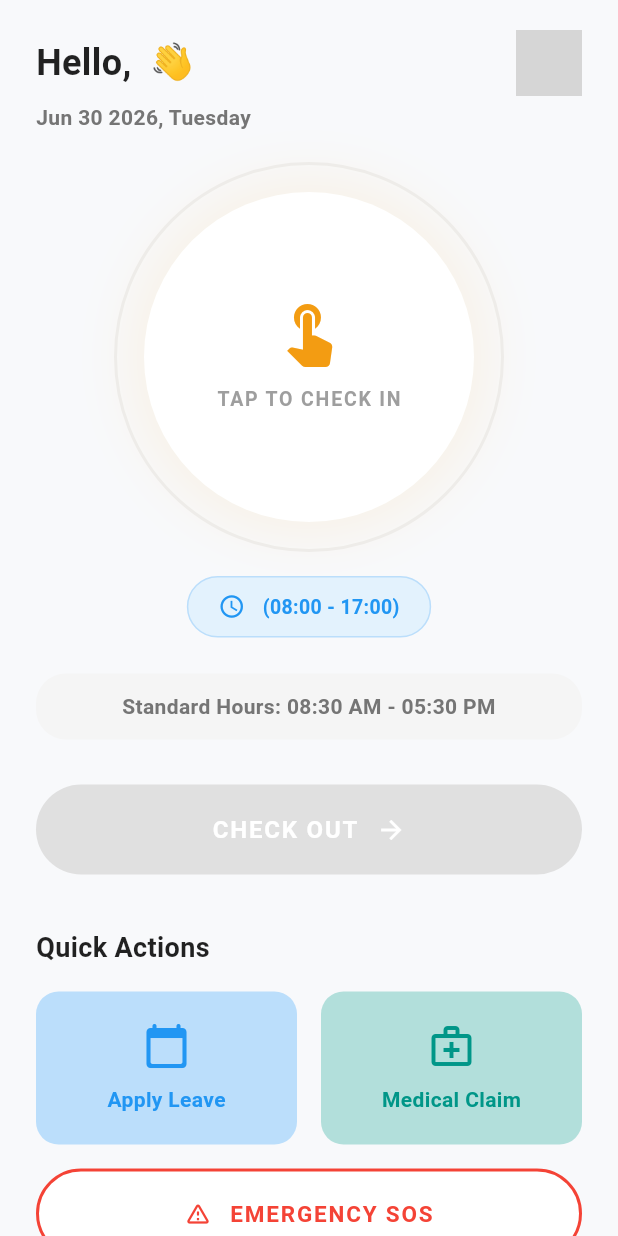
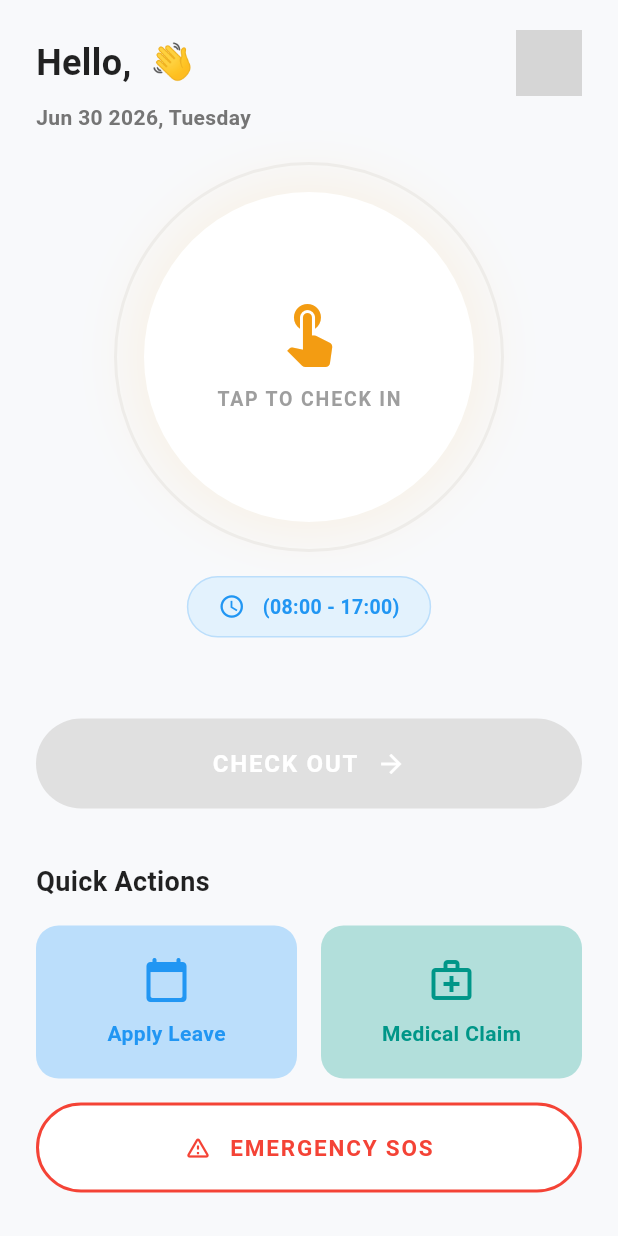
Before and after one commit to OnTime-HR/OnTime, a Flutter app: the EmployeeDashboard screen opened directly, on a phone screen of 412 x 824 dp. Run offline on Flutter 3.47's test engine with Material 3 defaults, Android fonts, the phone set to English and light mode, and no system bars; our stand-ins replace cloud_firestore, csv, file_picker, firebase_auth, firebase_core, firebase_storage and 7 more; accounts and stored records are empty; network calls fail; grey boxes are pictures that could not be loaded.

Commit message:
updated dashboards

```diff
--- a/lib/employee/employee_dashboard.dart
+++ b/lib/employee/employee_dashboard.dart
@@ -454,15 +454,25 @@ class _EmployeeDashboardState extends State<EmployeeDashboard> {
               ),
               const SizedBox(height: 24),
 
-              // --- WORKING HOURS / TOTAL TIME DISPLAY ---
+              // --- ONLY SHOW THIS IF THE SHIFT IS COMPLETED ---
+              if (totalWorkingTime != null)
                 Container(
                   width: double.infinity,
+                  margin: const EdgeInsets.only(top: 20),
                   padding: const EdgeInsets.symmetric(vertical: 12, horizontal: 16),
-                decoration: BoxDecoration(color: totalWorkingTime != null ? Colors.green.shade50 : Colors.grey.shade100, borderRadius: BorderRadius.circular(20)),
+                  decoration: BoxDecoration(
+                      color: Colors.green.shade50,
+                      borderRadius: BorderRadius.circular(20)
+                  ),
                   child: Text(
-                  totalWorkingTime != null ? "🎉 Shift Completed!\nTotal Time: $totalWorkingTime" : "Standard Hours: 08:30 AM - 05:30 PM",
+                    "🎉 Shift Completed!\nTotal Time: $totalWorkingTime",
                     textAlign: TextAlign.center,
-                  style: TextStyle(color: totalWorkingTime != null ? Colors.green.shade700 : Colors.grey.shade600, fontWeight: FontWeight.bold, fontSize: 14, height: 1.4),
+                    style: TextStyle(
+                        color: Colors.green.shade700,
+                        fontWeight: FontWeight.bold,
+                        fontSize: 14,
+                        height: 1.4
+                    ),
                   ),
                 ),
               const SizedBox(height: 30),
```
Also changed, not shown: lib/manager/manager_dashboard.dart (+14 -5 lines). Lines whose indentation alone changed are shown as unchanged.
